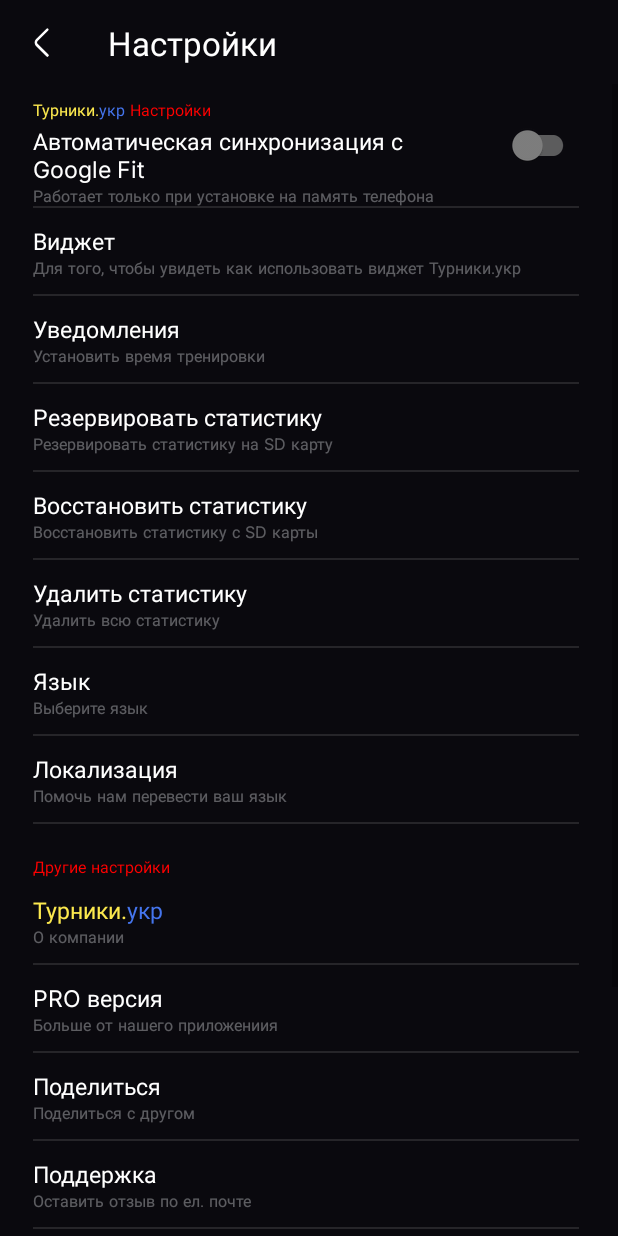
After one commit to MaxVese/TurnikiPushUps, an Android app: the SettingsFragment screen opened through its navigation route, on a phone screen of 412 x 824 dp. The commit adds this screen. Run offline under Robolectric (Android 15) with nearby library versions, the phone set to English and light mode, and no system bars; our stand-ins replace sdp/ssp sizes.

Commit message:
-Add Settings Fragment

```diff
--- a/app/src/main/java/com/wallet/turnikipushups/ui/main/MainFragment.kt
+++ b/app/src/main/java/com/wallet/turnikipushups/ui/main/MainFragment.kt
@@ -34,6 +34,9 @@ class MainFragment : BaseFragment<FragmentMainBinding>() {
             notificationButton.setOnClickListener {
                 findNavController().navigate(R.id.action_mainFragment_to_notificationFragment)
             }
+            settingsButton.setOnClickListener {
+                findNavController().navigate(R.id.action_mainFragment_to_settingsFragment)
+            }
         }
     }
 
--- /dev/null
+++ b/app/src/main/java/com/wallet/turnikipushups/ui/settings/SettingsFragment.kt
@@ -0,0 +1,16 @@
+package com.wallet.turnikipushups.ui.settings
+
+import android.view.LayoutInflater
+import com.wallet.turnikipushups.databinding.FragmentSettingsBinding
+import com.wallet.turnikipushups.ui.BaseFragment
+
+class SettingsFragment : BaseFragment<FragmentSettingsBinding>() {
+    override fun bind(inflater: LayoutInflater): FragmentSettingsBinding {
+        return FragmentSettingsBinding.inflate(inflater)
+    }
+
+    override fun initView() {
+
+    }
+
+}
--- /dev/null
+++ b/app/src/main/res/layout/fragment_settings.xml
@@ -0,0 +1,451 @@
+<?xml version="1.0" encoding="utf-8"?>
+<LinearLayout xmlns:android="http://schemas.android.com/apk/res/android"
+    xmlns:tools="http://schemas.android.com/tools"
+    android:layout_width="match_parent"
+    android:layout_height="match_parent"
+    android:orientation="vertical"
+    android:background="@color/background"
+    xmlns:app="http://schemas.android.com/apk/res-auto"
+    tools:context=".ui.settings.SettingsFragment">
+
+    <androidx.appcompat.widget.Toolbar
+        android:layout_width="match_parent"
+        android:layout_height="wrap_content"
+        app:navigationIcon="@drawable/ic_arrow_left">
+        <TextView
+            android:layout_width="wrap_content"
+            android:layout_height="wrap_content"
+            android:text="@string/settings"
+            style="@style/text20px"/>
+    </androidx.appcompat.widget.Toolbar>
+
+    <ScrollView
+        android:layout_width="match_parent"
+        android:layout_height="match_parent">
+
+        <LinearLayout
+            android:layout_width="match_parent"
+            android:layout_height="wrap_content"
+            android:layout_marginStart="@dimen/_17sdp"
+            android:layout_marginEnd="@dimen/_20sdp"
+            android:orientation="vertical">
+
+            <androidx.constraintlayout.widget.ConstraintLayout
+                android:id="@+id/synchronizationL"
+                android:layout_width="match_parent"
+                android:layout_height="wrap_content">
+
+                <TextView
+                    android:id="@+id/textView2"
+                    style="@style/text10px"
+                    android:layout_width="0dp"
+                    android:layout_height="wrap_content"
+                    android:layout_marginTop="@dimen/_7sdp"
+                    android:layout_marginEnd="@dimen/_15sdp"
+                    android:text="@string/turniki_uk_settings"
+                    app:layout_constraintEnd_toStartOf="@+id/synchronizationSwitch"
+                    app:layout_constraintStart_toStartOf="parent"
+                    app:layout_constraintTop_toTopOf="parent" />
+
+                <TextView
+                    android:id="@+id/textView"
+                    style="@style/text14px"
+                    android:layout_width="0dp"
+                    android:layout_height="wrap_content"
+                    android:layout_marginTop="@dimen/_2sdp"
+                    android:layout_marginEnd="@dimen/_15sdp"
+                    android:text="@string/sinhronize_with_google_fit"
+                    app:layout_constraintEnd_toStartOf="@+id/synchronizationSwitch"
+                    app:layout_constraintStart_toStartOf="parent"
+                    app:layout_constraintTop_toBottomOf="@+id/textView2" />
+
+                <TextView
+                    style="@style/text10px"
+                    android:layout_width="wrap_content"
+                    android:layout_height="wrap_content"
+                    android:text="@string/works_only_when_installed_on_the_phone_memory"
+                    android:textColor="@color/blue_light"
+                    app:layout_constraintStart_toStartOf="parent"
+                    app:layout_constraintTop_toBottomOf="@+id/textView" />
+
+                <com.google.android.material.switchmaterial.SwitchMaterial
+                    android:id="@+id/synchronizationSwitch"
+                    android:layout_width="wrap_content"
+                    android:layout_height="wrap_content"
+                    app:layout_constraintBottom_toBottomOf="parent"
+                    app:layout_constraintEnd_toEndOf="parent"
+                    app:layout_constraintTop_toTopOf="parent"
+                    app:thumbTint="@color/thumb_color"
+                    app:trackTint="@color/track_color" />
+
+            </androidx.constraintlayout.widget.ConstraintLayout>
+
+            <View
+                android:layout_width="match_parent"
+                android:layout_height="1dp"
+                android:background="@color/gray_dark"/>
+
+            <LinearLayout
+                android:layout_width="match_parent"
+                android:orientation="vertical"
+                android:layout_height="@dimen/_44sdp">
+
+                <TextView
+                    style="@style/text14px"
+                    android:layout_width="wrap_content"
+                    android:layout_height="0dp"
+                    android:layout_marginTop="@dimen/_5sdp"
+                    android:layout_weight="1"
+                    android:gravity="bottom"
+                    android:text="@string/widget" />
+                <TextView
+                    android:layout_width="wrap_content"
+                    android:layout_height="0dp"
+                    android:layout_weight="1"
+                    style="@style/text10px"
+                    android:text="@string/widget_desc"
+                    android:textColor="@color/blue_light"/>
+            </LinearLayout>
+
+            <View
+                android:layout_width="match_parent"
+                android:layout_height="1dp"
+                android:background="@color/gray_dark"/>
+
+            <LinearLayout
+                android:layout_width="match_parent"
+                android:orientation="vertical"
+                android:layout_height="@dimen/_44sdp">
+
+                <TextView
+                    style="@style/text14px"
+                    android:layout_width="wrap_content"
+                    android:layout_height="0dp"
+                    android:layout_marginTop="@dimen/_5sdp"
+                    android:layout_weight="1"
+                    android:gravity="bottom"
+                    android:text="@string/notification" />
+                <TextView
+                    android:layout_width="wrap_content"
+                    android:layout_height="0dp"
+                    android:layout_weight="1"
+                    style="@style/text10px"
+                    android:text="@string/set_train_time"
+                    android:textColor="@color/blue_light"/>
+            </LinearLayout>
+
+            <View
+                android:layout_width="match_parent"
+                android:layout_height="1dp"
+                android:background="@color/gray_dark"/>
+
+            <LinearLayout
+                android:layout_width="match_parent"
+                android:orientation="vertical"
+                android:layout_height="@dimen/_44sdp">
+
+                <TextView
+                    style="@style/text14px"
+                    android:layout_width="wrap_content"
+                    android:layout_height="0dp"
+                    android:layout_marginTop="@dimen/_5sdp"
+                    android:layout_weight="1"
+                    android:gravity="bottom"
+                    android:text="@string/reserve_stat" />
+                <TextView
+                    android:layout_width="wrap_content"
+                    android:layout_height="0dp"
+                    android:layout_weight="1"
+                    style="@style/text10px"
+                    android:text="@string/reserve_stat_desc"
+                    android:textColor="@color/blue_light"/>
+            </LinearLayout>
+
+            <View
+                android:layout_width="match_parent"
+                android:layout_height="1dp"
+                android:background="@color/gray_dark"/>
+
+            <LinearLayout
+                android:layout_width="match_parent"
+                android:orientation="vertical"
+                android:layout_height="@dimen/_44sdp">
+
+                <TextView
+                    style="@style/text14px"
+                    android:layout_width="wrap_content"
+                    android:layout_height="0dp"
+                    android:layout_marginTop="@dimen/_5sdp"
+                    android:layout_weight="1"
+                    android:gravity="bottom"
+                    android:text="@string/restore_stat" />
+                <TextView
+                    android:layout_width="wrap_content"
+                    android:layout_height="0dp"
+                    android:layout_weight="1"
+                    style="@style/text10px"
+                    android:text="@string/restore_stat_desc"
+                    android:textColor="@color/blue_light"/>
+            </LinearLayout>
+
+            <View
+                android:layout_width="match_parent"
+                android:layout_height="1dp"
+                android:background="@color/gray_dark"/>
+
+            <LinearLayout
+                android:layout_width="match_parent"
+                android:orientation="vertical"
+                android:layout_height="@dimen/_44sdp">
+
+                <TextView
+                    style="@style/text14px"
+                    android:layout_width="wrap_content"
+                    android:layout_height="0dp"
+                    android:layout_marginTop="@dimen/_5sdp"
+                    android:layout_weight="1"
+                    android:gravity="bottom"
+                    android:text="@string/delete_stat" />
+                <TextView
+                    android:layout_width="wrap_content"
+                    android:layout_height="0dp"
+                    android:layout_weight="1"
+                    style="@style/text10px"
+                    android:text="@string/delete_stat_desc"
+                    android:textColor="@color/blue_light"/>
+            </LinearLayout>
+
+            <View
+                android:layout_width="match_parent"
+                android:layout_height="1dp"
+                android:background="@color/gray_dark"/>
+
+            <LinearLayout
+                android:layout_width="match_parent"
+                android:orientation="vertical"
+                android:layout_height="@dimen/_44sdp">
+
+                <TextView
+                    style="@style/text14px"
+                    android:layout_width="wrap_content"
+                    android:layout_height="0dp"
+                    android:layout_marginTop="@dimen/_5sdp"
+                    android:layout_weight="1"
+                    android:gravity="bottom"
+                    android:text="@string/language" />
+                <TextView
+                    android:layout_width="wrap_content"
+                    android:layout_height="0dp"
+                    android:layout_weight="1"
+                    style="@style/text10px"
+                    android:text="@string/select_language"
+                    android:textColor="@color/blue_light"/>
+            </LinearLayout>
+
+            <View
+                android:layout_width="match_parent"
+                android:layout_height="1dp"
+                android:background="@color/gray_dark"/>
+
+            <LinearLayout
+                android:layout_width="match_parent"
+                android:orientation="vertical"
+                android:layout_height="@dimen/_44sdp">
+
+                <TextView
+                    style="@style/text14px"
+                    android:layout_width="wrap_content"
+                    android:layout_height="0dp"
+                    android:layout_marginTop="@dimen/_5sdp"
+                    android:layout_weight="1"
+                    android:gravity="bottom"
+                    android:text="@string/localisation" />
+                <TextView
+                    android:layout_width="wrap_content"
+                    android:layout_height="0dp"
+                    android:layout_weight="1"
+                    style="@style/text10px"
+                    android:text="@string/help_us_with_localisation"
+                    android:textColor="@color/blue_light"/>
+            </LinearLayout>
+
+            <View
+                android:layout_width="match_parent"
+                android:layout_height="1dp"
+                android:background="@color/gray_dark"/>
+
+            <TextView
+                android:layout_width="wrap_content"
+                android:layout_height="wrap_content"
+                android:layout_marginTop="@dimen/_16sdp"
+                style="@style/text10px"
+                android:text="@string/other_settings"/>
+
+            <LinearLayout
+                android:layout_width="match_parent"
+                android:orientation="vertical"
+                android:layout_height="@dimen/_44sdp">
+
+                <TextView
+                    style="@style/text14px"
+                    android:layout_width="wrap_content"
+                    android:layout_height="0dp"
+                    android:layout_marginTop="@dimen/_5sdp"
+                    android:layout_weight="1"
+                    android:gravity="bottom"
+                    android:text="@string/turniki_ukr" />
+                <TextView
+                    android:layout_width="wrap_content"
+                    android:layout_height="0dp"
+                    android:layout_weight="1"
+                    style="@style/text10px"
+                    android:text="@string/about_company"
+                    android:textColor="@color/blue_light"/>
+            </LinearLayout>
+
+            <View
+                android:layout_width="match_parent"
+                android:layout_height="1dp"
+                android:background="@color/gray_dark"/>
+
+            <LinearLayout
+                android:layout_width="match_parent"
+                android:orientation="vertical"
+                android:layout_height="@dimen/_44sdp">
+
+                <TextView
+                    style="@style/text14px"
+                    android:layout_width="wrap_content"
+                    android:layout_height="0dp"
+                    android:layout_marginTop="@dimen/_5sdp"
+                    android:layout_weight="1"
+                    android:gravity="bottom"
+                    android:text="@string/pro_version" />
+                <TextView
+                    android:layout_width="wrap_content"
+                    android:layout_height="0dp"
+                    android:layout_weight="1"
+                    style="@style/text10px"
+                    android:text="@string/More_from_our_app"
+                    android:textColor="@color/blue_light"/>
+            </LinearLayout>
+
+            <View
+                android:layout_width="match_parent"
+                android:layout_height="1dp"
+                android:background="@color/gray_dark"/>
+
+            <LinearLayout
+                android:layout_width="match_parent"
+                android:orientation="vertical"
+                android:layout_height="@dimen/_44sdp">
+
+                <TextView
+                    style="@style/text14px"
+                    android:layout_width="wrap_content"
+                    android:layout_height="0dp"
+                    android:layout_marginTop="@dimen/_5sdp"
+                    android:layout_weight="1"
+                    android:gravity="bottom"
+                    android:text="@string/share" />
+                <TextView
+                    android:layout_width="wrap_content"
+                    android:layout_height="0dp"
+                    android:layout_weight="1"
+                    style="@style/text10px"
+                    android:text="@string/share_for_friend"
+                    android:textColor="@color/blue_light"/>
+            </LinearLayout>
+
+            <View
+                android:layout_width="match_parent"
+                android:layout_height="1dp"
+                android:background="@color/gray_dark"/>
+
+            <LinearLayout
+                android:layout_width="match_parent"
+                android:orientation="vertical"
+                android:layout_height="@dimen/_44sdp">
+
+                <TextView
+                    style="@style/text14px"
+                    android:layout_width="wrap_content"
+                    android:layout_height="0dp"
+                    android:layout_marginTop="@dimen/_5sdp"
+                    android:layout_weight="1"
+                    android:gravity="bottom"
+                    android:text="@string/support" />
+                <TextView
+                    android:layout_width="wrap_content"
+                    android:layout_height="0dp"
+                    android:layout_weight="1"
+                    style="@style/text10px"
+                    android:text="@string/Leave_feedback_by_email"
+                    android:textColor="@color/blue_light"/>
+            </LinearLayout>
+
+            <View
+                android:layout_width="match_parent"
+                android:layout_height="1dp"
+                android:background="@color/gray_dark"/>
+
+            <TextView
+                style="@style/text14px"
+                android:layout_width="wrap_content"
+                android:layout_height="@dimen/_44sdp"
+                android:layout_weight="1"
+                android:gravity="center"
+                android:text="@string/privacy_policy" />
+
+            <View
+                android:layout_width="match_parent"
+                android:layout_height="1dp"
+                android:background="@color/gray_dark"/>
+
+
+            <LinearLayout
+                android:layout_width="match_parent"
+                android:orientation="vertical"
+                android:layout_height="@dimen/_44sdp">
+
+                <TextView
+                    style="@style/text14px"
+                    android:layout_width="wrap_content"
+                    android:layout_height="0dp"
+                    android:layout_marginTop="@dimen/_5sdp"
+                    android:layout_weight="1"
+                    android:gravity="bottom"
+                    android:text="@string/tyrnik_ukr_version" />
+                <TextView
+                    android:layout_width="wrap_content"
+                    android:layout_height="0dp"
+                    android:layout_weight="1"
+                    style="@style/text10px"
+                    android:text="@string/_2_154_34_version"
+                    android:textColor="@color/blue_light"/>
+            </LinearLayout>
+
+            <View
+                android:layout_width="match_parent"
+                android:layout_height="1dp"
+                android:background="@color/gray_dark"/>
+
+
+            <TextView
+                style="@style/text14px"
+                android:layout_width="wrap_content"
+                android:layout_height="@dimen/_44sdp"
+                android:layout_weight="1"
+                android:gravity="center"
+                android:text="@string/reminds_you_to_drink_water" />
+
+            <View
+                android:layout_width="match_parent"
+                android:layout_height="1dp"
+                android:layout_marginBottom="@dimen/_31sdp"
+                android:background="@color/gray_dark"/>
+
+        </LinearLayout>
+    </ScrollView>
+
+</LinearLayout>
--- a/app/src/main/res/navigation/nav_graph_main.xml
+++ b/app/src/main/res/navigation/nav_graph_main.xml
@@ -16,6 +16,9 @@
         <action
             android:id="@+id/action_mainFragment_to_notificationFragment"
             app:destination="@id/notificationFragment" />
+        <action
+            android:id="@+id/action_mainFragment_to_settingsFragment"
+            app:destination="@id/settingsFragment" />
     </fragment>
     <fragment
         android:id="@+id/freestyleFragment"
@@ -27,4 +30,9 @@
         android:name="com.wallet.turnikipushups.ui.notification.NotificationFragment"
         android:label="fragment_notification"
         tools:layout="@layout/fragment_notification" />
+    <fragment
+        android:id="@+id/settingsFragment"
+        android:name="com.wallet.turnikipushups.ui.settings.SettingsFragment"
+        android:label="fragment_settings"
+        tools:layout="@layout/fragment_settings" />
 </navigation>
--- a/app/src/main/res/values/strings.xml
+++ b/app/src/main/res/values/strings.xml
@@ -18,4 +18,34 @@
     <string name="time">Время</string>
     <string name="ringtone">Рингтон</string>
     <string name="vibr">Вибрация</string>
+    <string name="settings">Настройки</string>
+    <string name="sinhronize_with_google_fit">Автоматическая синхронизация с Google Fit</string>
+    <string name="turniki_uk_settings"><font color="#FCE94E">Турники.</font><font color="#4575ED">укр</font> <font color="@color/red">Настройки</font></string>
+    <string name="works_only_when_installed_on_the_phone_memory">Работает только при установке на память телефона</string>
+    <string name="widget">Виджет</string>
+    <string name="widget_desc">Для того, чтобы увидеть как использовать виджет Турники.укр</string>
+    <string name="set_train_time">Установить время тренировки</string>
+    <string name="reserve_stat">Резервировать статистику</string>
+    <string name="reserve_stat_desc">Резервировать статистику на SD карту</string>
+    <string name="restore_stat">Восстановить статистику</string>
+    <string name="restore_stat_desc">Восстановить статистику с SD карты</string>
+    <string name="delete_stat">Удалить статистику</string>
+    <string name="delete_stat_desc">Удалить всю статистику</string>
+    <string name="language">Язык</string>
+    <string name="select_language">Выберите язык</string>
+    <string name="localisation">Локализация</string>
+    <string name="help_us_with_localisation">Помочь нам перевести ваш язык</string>
+    <string name="other_settings"><font color="@color/red">Другие настройки</font></string>
+    <string name="turniki_ukr"><font color="#FCE94E">Турники.</font><font color="#4575ED">укр</font></string>
+    <string name="about_company">О компании</string>
+    <string name="pro_version">PRO версия</string>
+    <string name="More_from_our_app">Больше от нашего приложениия</string>
+    <string name="share">Поделиться</string>
+    <string name="share_for_friend">Поделиться с другом</string>
+    <string name="support">Поддержка</string>
+    <string name="Leave_feedback_by_email">Оставить отзыв по ел. почте</string>
+    <string name="privacy_policy">Политика конфиденциальности</string>
+    <string name="tyrnik_ukr_version">Турники.укр версия</string>
+    <string name="_2_154_34_version">Версия 2.154.34 Авторское право</string>
+    <string name="reminds_you_to_drink_water">Напоминает вам пить воду</string>
 </resources>
```
